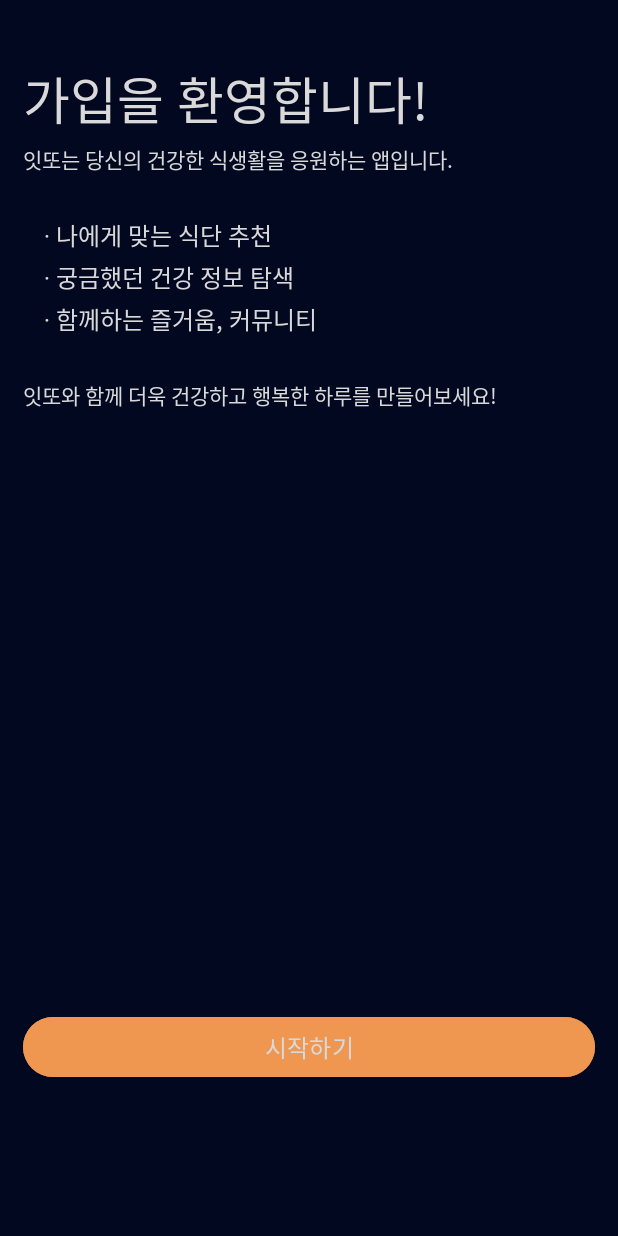
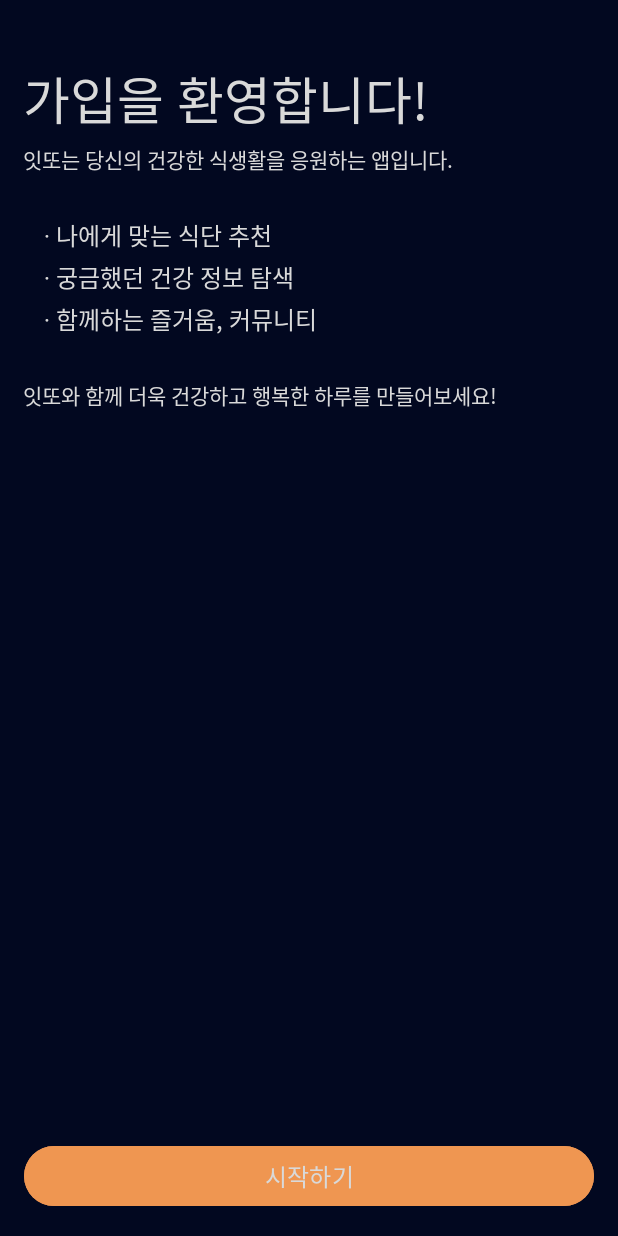
Before and after one commit to kimlog126/EATTO, an Android app: the screen it shows after launch (IntroSet1), on a phone screen of 412 x 824 dp. Run offline under Robolectric (Android 15) with nearby library versions, the phone set to English and light mode, and no system bars; our stand-ins replace Firebase (no records; nobody signed in at launch, a user with empty details on screens opened directly).

```diff
--- a/app/src/main/AndroidManifest.xml
+++ b/app/src/main/AndroidManifest.xml
@@ -12,6 +12,9 @@
         android:supportsRtl="true"
         android:theme="@style/Theme.EATTO"
         tools:targetApi="31">
+        <activity
+            android:name=".community.Challenge"
+            android:exported="false" />
         <activity
             android:name=".community.Community"
             android:exported="false" />
--- a/app/src/main/java/com/example/eatto/intro/Intro.kt
+++ b/app/src/main/java/com/example/eatto/intro/Intro.kt
@@ -6,6 +6,8 @@ import android.os.Handler
 import android.os.Looper
 import androidx.appcompat.app.AppCompatActivity
 import com.example.eatto.databinding.ActivityIntroBinding
+import com.example.eatto.home.Home
+import com.google.firebase.auth.FirebaseAuth
 
 class Intro : AppCompatActivity() {
 
@@ -16,11 +18,17 @@ class Intro : AppCompatActivity() {
         binding = ActivityIntroBinding.inflate(layoutInflater)
         setContentView(binding.root)
 
-        // 3초 후 다음 액티비티로 전환
+        // 3초 후 로그인 상태에 따라 분기
         Handler(Looper.getMainLooper()).postDelayed({
-            val intent = Intent(this, IntroSet1::class.java)
-            startActivity(intent)
-            finish() // 인트로 액티비티는 종료
+            val user = FirebaseAuth.getInstance().currentUser
+            if (user != null) {
+                // 자동 로그인 유지 중
+                startActivity(Intent(this, Home::class.java))
+            } else {
+                // 로그인 안 됨 → 회원가입 플로우 시작
+                startActivity(Intent(this, IntroSet1::class.java))
+            }
+            finish()
         }, 3000)
     }
 }
--- a/app/src/main/res/layout/activity_home.xml
+++ b/app/src/main/res/layout/activity_home.xml
@@ -316,6 +316,8 @@
         android:layout_height="wrap_content"
         android:layout_gravity="bottom"
         android:background="@color/primary"
+        app:itemRippleColor="@color/secondary"
+        app:itemTextColor="@color/secondary"
         app:layout_constraintBottom_toBottomOf="parent"
         app:layout_constraintEnd_toEndOf="parent"
         app:layout_constraintStart_toStartOf="parent"
--- a/app/src/main/res/layout/activity_intro_set1.xml
+++ b/app/src/main/res/layout/activity_intro_set1.xml
@@ -1,16 +1,31 @@
 <?xml version="1.0" encoding="utf-8"?>
-<LinearLayout xmlns:android="http://schemas.android.com/apk/res/android"
+<androidx.constraintlayout.widget.ConstraintLayout
+    xmlns:android="http://schemas.android.com/apk/res/android"
     xmlns:app="http://schemas.android.com/apk/res-auto"
     xmlns:tools="http://schemas.android.com/tools"
     android:id="@+id/introSet1"
     android:layout_width="match_parent"
     android:layout_height="match_parent"
     android:background="@color/primary"
-    android:orientation="vertical"
-    android:paddingStart="15dp"
-    android:paddingRight="15dp"
     tools:context=".intro.IntroSet1">
 
+        <!-- Scrollable Content -->
+        <ScrollView
+            android:id="@+id/scrollContent"
+            android:layout_width="0dp"
+            android:layout_height="0dp"
+            android:paddingStart="15dp"
+            android:paddingEnd="15dp"
+            android:clipToPadding="false"
+            app:layout_constraintTop_toTopOf="parent"
+            app:layout_constraintBottom_toTopOf="@id/start1"
+            app:layout_constraintStart_toStartOf="parent"
+            app:layout_constraintEnd_toEndOf="parent">
+
+                <LinearLayout
+                    android:layout_width="match_parent"
+                    android:layout_height="wrap_content"
+                    android:orientation="vertical">
 
                         <TextView
                             android:id="@+id/text1"
@@ -69,21 +84,25 @@
                             android:layout_width="match_parent"
                             android:layout_height="wrap_content"
                             android:layout_marginTop="28dp"
-            android:layout_marginBottom="400dp"
+                            android:layout_marginBottom="28dp"
                             android:fontFamily="@font/pretendard_medium"
                             android:text="잇또와 함께 더욱 건강하고 행복한 하루를 만들어보세요!"
                             android:textColor="@color/secondary" />
+                </LinearLayout>
+        </ScrollView>
 
-
+        <!-- Fixed Bottom Button -->
         <Button
             android:id="@+id/start1"
-            android:layout_width="match_parent"
+            android:layout_width="0dp"
             android:layout_height="wrap_content"
-            android:layout_gravity="bottom"
+            android:layout_margin="16dp"
             android:backgroundTint="@color/sub"
             android:fontFamily="@font/pretendard_bold"
             android:text="시작하기"
             android:textColor="@color/secondary"
-            android:textSize="16sp" />
-
-</LinearLayout>
+            android:textSize="16sp"
+            app:layout_constraintBottom_toBottomOf="parent"
+            app:layout_constraintStart_toStartOf="parent"
+            app:layout_constraintEnd_toEndOf="parent" />
+</androidx.constraintlayout.widget.ConstraintLayout>
--- a/build.gradle.kts
+++ b/build.gradle.kts
@@ -2,4 +2,5 @@
 plugins {
     alias(libs.plugins.android.application) apply false
     alias(libs.plugins.kotlin.android) apply false
+    id("com.google.gms.google-services") version "4.4.2" apply false
 }
```
Also changed, not shown: app/build.gradle.kts (+10 -4 lines), app/src/main/java/com/example/eatto/community/Challenge.kt (added, +21 -0 lines), app/src/main/java/com/example/eatto/home/Home.kt (+26 -2 lines), app/src/main/java/com/example/eatto/intro/IntroSet2.kt (+57 -10 lines), app/src/main/res/layout/activity_challenge.xml (added, +10 -0 lines), app/src/main/res/layout/activity_intro_set2.xml (+34 -11 lines), gradle/libs.versions.toml (+7 -0 lines), 1 other file. Lines whose indentation alone changed are shown as unchanged.
